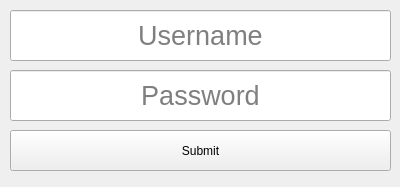
Qt form loginwindow.ui (Starflight-code/PassPro) before a commit.
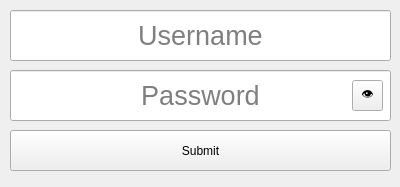
The same form after that commit. Icons and pictures are not drawn.

Commit message: Add Password Visability Button and Functionality Added a button to toggle visability on LogIn entry UI (#37)

What changed in the file:
```diff
--- a/loginwindow.ui
+++ b/loginwindow.ui
@@ -92,6 +92,19 @@
     <string>Submit</string>
    </property>
   </widget>
+  <widget class="QToolButton" name="togglePassword">
+   <property name="geometry">
+    <rect>
+     <x>352</x>
+     <y>80</y>
+     <width>31</width>
+     <height>31</height>
+    </rect>
+   </property>
+   <property name="text">
+    <string>👁</string>
+   </property>
+  </widget>
  </widget>
  <resources>
   <include location="Logo.qrc"/>
```
The commit also changes 4 other files.
